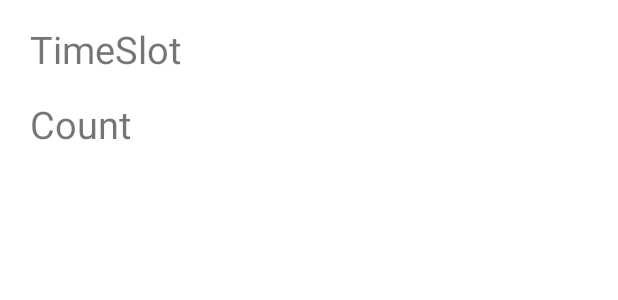
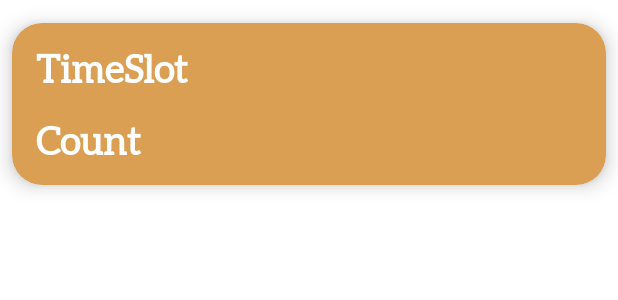
Before and after one commit to sherinksaji/LunchLottery, an Android app: the layout populated_slot_card.xml on its own in the app's theme, with its tools: preview values and no code run, on a phone screen of 412 x 824 dp. Shown: the top 300 px of the screen. Run offline under Robolectric (Android 15) with nearby library versions, the phone set to English and light mode, and no system bars.

Commit message:
updated the populated slot page
sign in button does not work yet, display does not show selected time

```diff
--- a/app/src/main/res/layout/populated_slot_card.xml
+++ b/app/src/main/res/layout/populated_slot_card.xml
@@ -1,29 +1,55 @@
-<?xml version="1.0" encoding="utf-8"?>
-<RelativeLayout
+<?xml version="1.0" encoding="utf-8" ?>
+<androidx.cardview.widget.CardView
+    xmlns:app="http://schemas.android.com/apk/res-auto"
+    xmlns:tools="http://schemas.android.com/tools"
     xmlns:android="http://schemas.android.com/apk/res/android"
-    xmlns:app="http://schemas.android.com/apk/res-auto"
+    android:id="@+id/card_view"
+    android:layout_marginTop="15dp"
+    android:layout_marginBottom="15dp"
+    android:layout_marginStart="8dp"
+    android:layout_marginEnd="8dp"
         android:layout_width="match_parent"
-    android:layout_height="105dp">
+        android:layout_height="wrap_content"
+        app:cardBackgroundColor="@color/button"
+        app:cardElevation="8dp"
+    app:cardCornerRadius="20dp"
+        app:layout_constraintBottom_toBottomOf="parent"
+        tools:ignore="MissingConstraints"
+        tools:layout_editor_absoluteX="16dp">
 
+    <androidx.constraintlayout.widget.ConstraintLayout
+        android:layout_width="match_parent"
+        android:layout_height="108dp">
 
         <TextView
             android:id="@+id/timeSlotTV"
             android:layout_width="wrap_content"
             android:layout_height="wrap_content"
-        android:layout_marginStart="20dp"
-        android:layout_marginEnd="20dp"
-        android:layout_marginTop="15dp"
+            android:layout_marginStart="16dp"
+            android:layout_marginTop="16dp"
+            android:fontFamily="@font/aleo_regular"
+            android:text="@string/timeSlot"
+            android:textColor="@color/white"
             android:textSize="25dp"
-        android:text="@string/timeSlot" />
+            android:textStyle="bold"
+            app:layout_constraintStart_toStartOf="parent"
+            app:layout_constraintTop_toTopOf="parent" />
 
         <TextView
             android:id="@+id/countTV"
-        android:layout_width="wrap_content"
+            android:layout_width="128dp"
             android:layout_height="wrap_content"
             android:layout_below="@id/timeSlotTV"
-        android:layout_marginStart="20dp"
-        android:layout_marginEnd="20dp"
-        android:layout_marginTop="15dp"
+            android:layout_marginStart="16dp"
+            android:layout_marginTop="16dp"
+            android:layout_marginBottom="16dp"
+            android:fontFamily="@font/aleo_regular"
+            android:text="@string/count"
+            android:textColor="@color/white"
             android:textSize="25dp"
-        android:text="@string/count" />
-</RelativeLayout>
+            android:textStyle="bold"
+            app:layout_constraintStart_toStartOf="parent"
+            app:layout_constraintTop_toBottomOf="@+id/timeSlotTV" />
+
+    </androidx.constraintlayout.widget.ConstraintLayout>
+</androidx.cardview.widget.CardView>
```
Also changed, not shown: app/src/main/java/com/example/androidapp/ViewPopulatedSlots.java (+30 -12 lines), app/src/main/res/layout/activity_view_populated_slots.xml (+33 -4 lines). Lines whose indentation alone changed are shown as unchanged.
